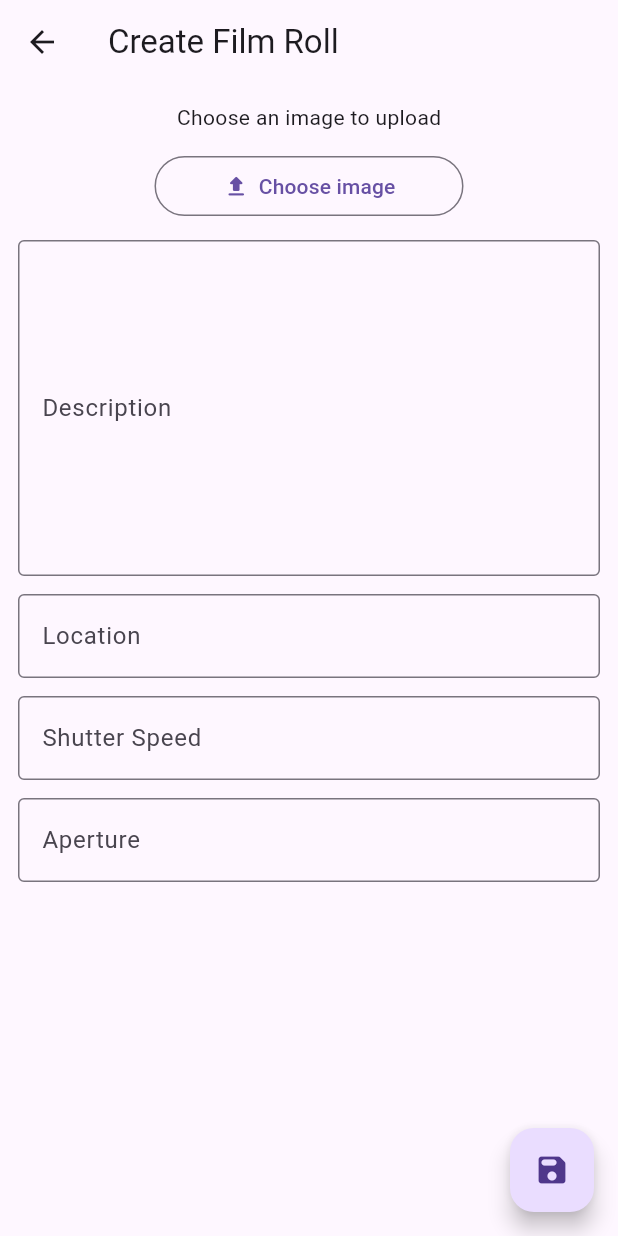
After one commit to C4lopsitta/filmstore-flutter, a Flutter app: the UploadPhoto screen opened directly, after a tap on "Choose image", on a phone screen of 412 x 824 dp. The commit adds this screen. Run offline on Flutter 3.47's test engine with Material 3 defaults, Android fonts, the phone set to English and light mode, and no system bars; our stand-ins replace image_picker, multicast_dns, permission_handler, shared_preferences; accounts and stored records are empty.

Commit message:
Added photo upload interface

```diff
--- a/lib/main.dart
+++ b/lib/main.dart
@@ -4,6 +4,7 @@ import 'package:filmstore/Routes/Settings.dart';
 import 'package:filmstore/components/show_dialog.dart';
 import 'package:filmstore/routes/create_filmroll.dart';
 import 'package:filmstore/routes/create_filmstock.dart';
+import 'package:filmstore/routes/upload_photo.dart';
 import 'package:flutter/material.dart';
 import 'package:http/http.dart';
 
@@ -147,7 +148,7 @@ class _ApplicationRoot extends State<ApplicationRoot> {
             onPressed: () {
               Navigator.push(
                   context,
-                  MaterialPageRoute(builder: (context) => CreateFilmstock())).then((value) async {
+                  MaterialPageRoute(builder: (context) => const CreateFilmstock())).then((value) async {
                     filmStockCards = [];
                     await fetchStocks();
                     setState(() {});
@@ -156,6 +157,17 @@ class _ApplicationRoot extends State<ApplicationRoot> {
             tooltip: "Add new stock",
             icon: const Icon(Icons.add_rounded),
             label: const Text("New Stock"),
+        ) : (currentPageIndex == 2) ? FloatingActionButton.extended(
+            onPressed: () {
+                Navigator.push(
+                  context,
+                  MaterialPageRoute(builder: (context) => const UploadPhoto())).then((value) async {
+                    // TODO))
+                  });
+            },
+          tooltip: "Upload a photo",
+          icon: const Icon(Icons.upload_rounded),
+          label: const Text("Upload Photo"),
         ) : null,
         body: [
           Rolls(filmRollCards),
--- /dev/null
+++ b/lib/routes/upload_photo.dart
@@ -0,0 +1,237 @@
+import 'dart:io';
+
+import 'package:filmstore/Entities/FilmRoll.dart';
+import 'package:filmstore/api.dart';
+import 'package:filmstore/components/show_dialog.dart';
+import 'package:flutter/cupertino.dart';
+import 'package:flutter/material.dart';
+import 'package:http/http.dart';
+import 'package:image_picker/image_picker.dart';
+import 'package:permission_handler/permission_handler.dart';
+
+import '../Entities/FilmStock.dart';
+
+class UploadPhoto extends StatefulWidget {
+  const UploadPhoto({super.key});
+
+  @override
+  State<StatefulWidget> createState() => _UploadPhoto();
+}
+
+class _UploadPhoto extends State<UploadPhoto> {
+  File? image;
+  final imagePicker = ImagePicker();
+  TextEditingController desc = TextEditingController();
+  TextEditingController location = TextEditingController();
+  TextEditingController aperture = TextEditingController();
+  TextEditingController shutterSpeed = TextEditingController();
+
+  Future<void> pickImage() async {
+    PermissionStatus status = await Permission.mediaLibrary.request();
+
+    if (status.isGranted) {
+      try {
+        final XFile? pickedFile =
+        await imagePicker.pickImage(source: ImageSource.gallery);
+
+        setState(() {
+          image = pickedFile != null ? File(pickedFile.path) : null;
+        });
+      } catch (e) {
+        print("Error picking image: $e");
+      }
+    } else if (status.isDenied || status.isPermanentlyDenied) {
+      // TODO)) Add error popup
+    }
+
+  }
+
+  // late TextEditingController camera;
+  // TextEditingController identifier = TextEditingController();
+  // int status = 1;
+  // int selectedFilmDBId = 0;
+  //
+  // List<DropdownMenuEntry> statuses = [];
+  // List<DropdownMenuEntry> filmStocks = [];
+  // Set<String> cameraSuggestions = {};
+
+  @override
+  void initState() {
+    super.initState();
+
+    // for(FilmStatus status in FilmStatus.values) {
+    //   if(status != FilmStatus.UNDEFINED)
+    //     statuses.add(DropdownMenuEntry(value: status.index, label: status.toUserString()));
+    // }
+    //
+    // filmStocks.add(const DropdownMenuEntry(value: -1, label: "Select a film stock"));
+    //
+    // for(FilmRoll roll in Api.globalRolls ?? []) {
+    //   cameraSuggestions.add(roll.camera);
+    // }
+  }
+
+  @override
+  void didChangeDependencies() async {
+    // initStocks();
+    setState(() {});
+    super.didChangeDependencies();
+  }
+  //
+  // Future<void> initStocks() async {
+  //   if(Api.globalStocks?.isEmpty ?? true) {
+  //     try {
+  //       Api.globalStocks = (await Api.getFilmStocks()).toSet();
+  //     } on ApiException catch (ex) {
+  //       contextualErrorDialogShower(
+  //           context,
+  //           const Icon(Icons.error_rounded),
+  //           const Text("API Error"),
+  //           Text(ex.apiError)
+  //       );
+  //     } on ClientException catch (ex) {
+  //       contextualErrorDialogShower(
+  //           context,
+  //           const Icon(Icons.error_rounded),
+  //           const Text("API Error"),
+  //           Text(ex.message),
+  //           callback: (_) => Navigator.pop(context)
+  //       );
+  //     } catch (ex) {
+  //       contextualErrorDialogShower(
+  //           context,
+  //           const Icon(Icons.error_rounded),
+  //           const Text("API Error"),
+  //           Text(ex.toString())
+  //       );
+  //     }
+  //   }
+  //
+  //   if(filmStocks.isEmpty) {
+  //     if(context.mounted) {
+  //       showDialog(context: context, builder: (BuildContext context) {
+  //         return AlertDialog(
+  //           icon: const Icon(Icons.warning_rounded),
+  //           title: Text("No Film Stock available"),
+  //           content: Text("Try adding a stock before adding a roll."),
+  //         );
+  //       });
+  //     }
+  //     return;
+  //   }
+  //
+  //   filmStocks = [];
+  //
+  //   for(FilmStock stock in Api.globalStocks!) {
+  //     filmStocks.add(DropdownMenuEntry(
+  //         value: stock.dbId,
+  //         label: stock.name,
+  //         labelWidget:stock.toMenuEntry()),
+  //     );
+  //   }
+  //   setState(() {});
+  // }
+
+  @override
+  Widget build(BuildContext context) {
+    return Scaffold(
+      appBar: AppBar(
+        title: const Text("Create Film Roll"),
+      ),
+      floatingActionButton: FloatingActionButton(
+        onPressed: () async {
+
+        },
+        child: const Icon(Icons.save_rounded),
+      ),
+      body: SingleChildScrollView(
+        child: Padding(
+          padding: const EdgeInsets.all(12),
+          child: Column(
+            children: [
+              (image == null) ?  Center(
+                  // TODO)) Fix alignment
+                  child: Column(
+                    children: [
+                      const Text("Choose an image to upload"),
+                      const SizedBox(height: 12),
+                      SizedBox(
+                        width: MediaQuery.sizeOf(context).width * 0.5,
+                        child: OutlinedButton(
+                          onPressed: () async {
+                            await pickImage();
+                            setState(() {});
+                          },
+                          child: const Center(
+                            child: Row(
+                              mainAxisSize: MainAxisSize.max,
+                              crossAxisAlignment: CrossAxisAlignment.center,
+                              mainAxisAlignment: MainAxisAlignment.center,
+                              children: [Icon(Icons.upload_rounded), SizedBox(width: 6), Text("Choose image")]
+                            )
+                          )
+                        )
+                      ),
+                    ],
+                  ),
+              ) : Padding(padding: const EdgeInsets.all(0),
+                child: Stack(
+                  alignment: Alignment.topLeft,
+                  fit: StackFit.passthrough,
+                  children: [
+                    Image.file(image!, width: MediaQuery.sizeOf(context).width, height: MediaQuery.sizeOf(context).height * 0.35),
+                    IconButton(
+                      onPressed: () {
+                        image = null;
+                        setState(() {});
+                      },
+                      icon: const Icon(Icons.close_rounded)
+                    ),
+                  ]
+                )
+              ),
+              const SizedBox(height: 12),
+              TextField(
+                controller: desc,
+                decoration: const InputDecoration(
+                    border: OutlineInputBorder(),
+                    label: Text("Description")
+                ),
+                maxLines: 8,
+                keyboardType: TextInputType.multiline,
+              ),
+              const SizedBox(height: 12),
+              TextField(
+                controller: location,
+                decoration: const InputDecoration(
+                    border: OutlineInputBorder(),
+                    label: Text("Location")
+                ),
+              ),
+              const SizedBox(height: 12),
+              TextField(
+                controller: shutterSpeed,
+                decoration: const InputDecoration(
+                    border: OutlineInputBorder(),
+                    suffix: Text("s"),
+                    label: Text("Shutter Speed")
+                ),
+              ),
+              const SizedBox(height: 12),
+              TextField(
+                controller: aperture,
+                decoration: const InputDecoration(
+                    border: OutlineInputBorder(),
+                    prefix: Text("f"),
+                    label: Text("Aperture")
+                ),
+                keyboardType: TextInputType.number,
+              ),
+
+            ]
+          )
+        )
+      ),
+    );
+  }
+}
--- a/pubspec.yaml
+++ b/pubspec.yaml
@@ -33,6 +33,8 @@ dependencies:
   http: any
   shared_preferences: ^2.2.3
   multicast_dns: ^0.3.2+7
+  image_picker: ^1.1.2
+  permission_handler: ^10.2.0
 
 
   # The following adds the Cupertino Icons font to your application.
```
Also changed, not shown: pubspec.lock, 6 other files.
